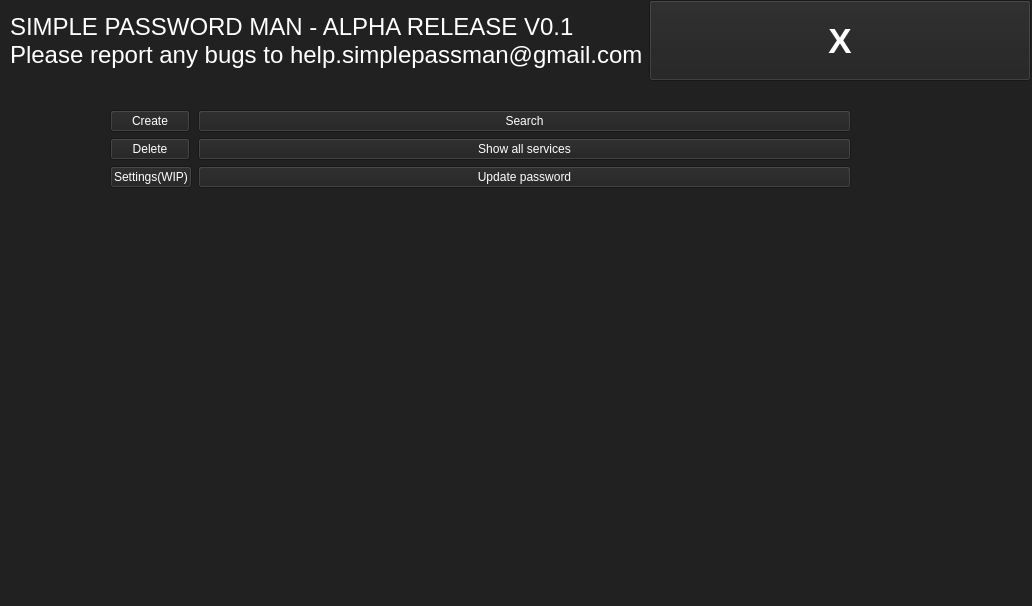
The window that window.ui (globbertot/simplePasswordMan) describes before a commit, drawn with Qt 5.
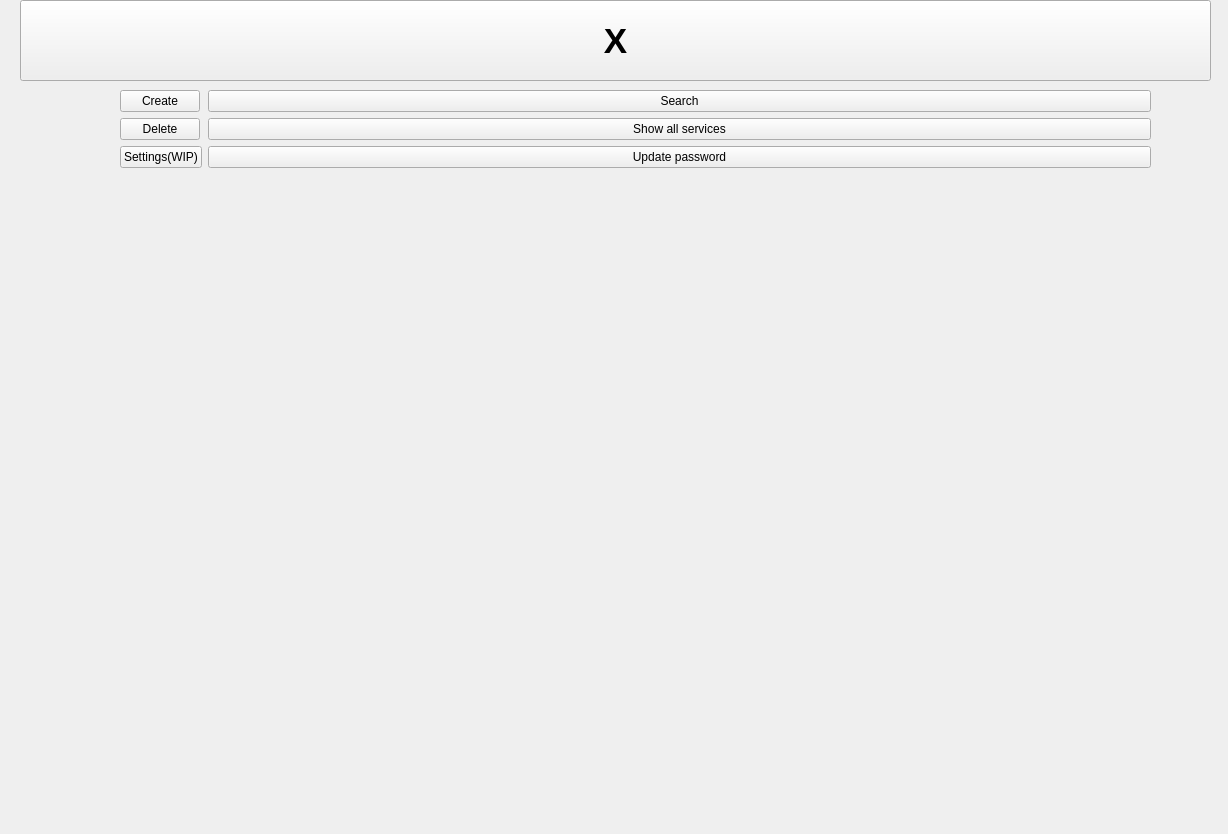
The same window after the commit.

```diff
--- a/window.ui
+++ b/window.ui
@@ -6,31 +6,20 @@
    <rect>
     <x>0</x>
     <y>0</y>
-    <width>1032</width>
-    <height>606</height>
+    <width>1228</width>
+    <height>834</height>
    </rect>
   </property>
   <property name="windowTitle">
    <string>MainWindow</string>
   </property>
-  <property name="styleSheet">
-   <string notr="true">background-color: rgb(33, 33, 33);
-color: rgb(255, 255, 255);
-
-
-border-top-color: rgb(34, 34, 34);
-border-right-color: rgb(34, 34, 34);
-border-left-color: rgb(34, 34, 34);
-border-bottom-color: rgb(34, 34, 34);
-</string>
-  </property>
-  <widget class="QWidget" name="centralwidget">
+  <widget class="QWidget" name="app">
    <widget class="QWidget" name="formLayoutWidget">
     <property name="geometry">
      <rect>
-      <x>110</x>
-      <y>110</y>
-      <width>741</width>
+      <x>120</x>
+      <y>90</y>
+      <width>1031</width>
       <height>111</height>
      </rect>
     </property>
@@ -115,10 +104,10 @@
    <widget class="QWidget" name="verticalLayoutWidget_2">
     <property name="geometry">
      <rect>
-      <x>20</x>
-      <y>230</y>
-      <width>311</width>
-      <height>341</height>
+      <x>10</x>
+      <y>200</y>
+      <width>551</width>
+      <height>631</height>
      </rect>
     </property>
     <layout class="QVBoxLayout" name="Managment"/>
@@ -126,20 +115,20 @@
    <widget class="QWidget" name="verticalLayoutWidget_3">
     <property name="geometry">
      <rect>
-      <x>390</x>
+      <x>580</x>
       <y>230</y>
-      <width>551</width>
-      <height>331</height>
+      <width>641</width>
+      <height>531</height>
      </rect>
     </property>
     <layout class="QVBoxLayout" name="Results"/>
    </widget>
-   <widget class="QWidget" name="">
+   <widget class="QWidget" name="layoutWidget">
     <property name="geometry">
      <rect>
-      <x>10</x>
+      <x>0</x>
       <y>0</y>
-      <width>1021</width>
+      <width>1211</width>
       <height>81</height>
      </rect>
     </property>
@@ -158,8 +147,7 @@
         </font>
        </property>
        <property name="text">
-        <string>SIMPLE PASSWORD MAN - ALPHA RELEASE V0.1
-Please report any bugs to help.simplepassman@gmail.com</string>
+        <string/>
        </property>
       </widget>
      </item>
@@ -185,7 +173,6 @@
     </layout>
    </widget>
   </widget>
-  <widget class="QStatusBar" name="statusbar"/>
  </widget>
  <resources/>
  <connections/>
```
